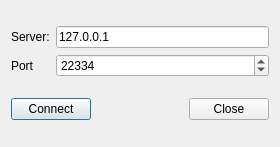
Above: src/pn/connect.ui from Artimi/icp_pn before the change. Below: the same form after it.
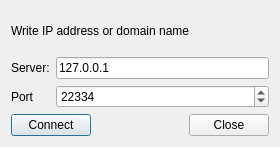
That is the form after the change.

Diff of the .ui file:
```diff
--- a/src/pn/connect.ui
+++ b/src/pn/connect.ui
@@ -13,8 +13,17 @@
   <property name="windowTitle">
    <string>Connect to server</string>
   </property>
-  <layout class="QGridLayout" name="gridLayout_2">
-   <item row="0" column="0">
+  <layout class="QVBoxLayout" name="verticalLayout_2">
+   <item>
+    <layout class="QVBoxLayout" name="verticalLayout">
+     <item>
+      <widget class="QLabel" name="label_3">
+       <property name="text">
+        <string>Write IP address or domain name</string>
+       </property>
+      </widget>
+     </item>
+     <item>
     <layout class="QGridLayout" name="gridLayout">
      <item row="0" column="0">
       <widget class="QLabel" name="label">
@@ -49,7 +58,7 @@
      </item>
     </layout>
    </item>
-   <item row="1" column="0">
+     <item>
     <layout class="QHBoxLayout" name="horizontalLayout">
      <item>
       <widget class="QPushButton" name="PBconnect">
@@ -70,6 +79,8 @@
         <set>QDialogButtonBox::Close</set>
        </property>
       </widget>
+       </item>
+      </layout>
      </item>
     </layout>
    </item>
```
Lines whose indentation alone changed are shown as unchanged.
